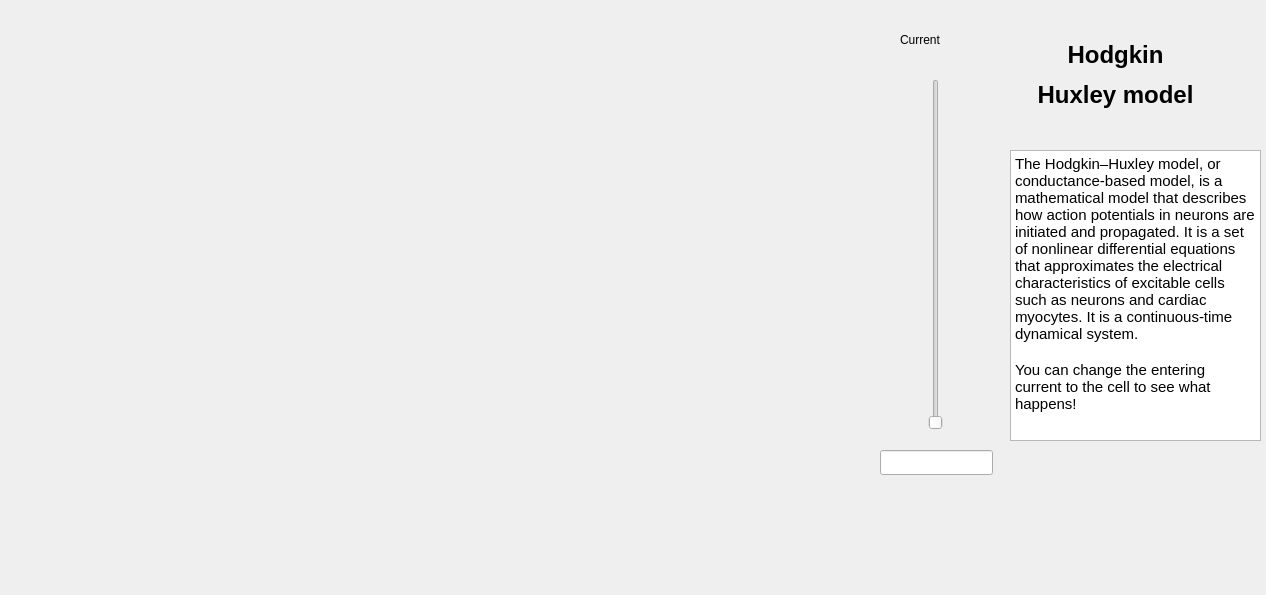
The window that Software/final version/Tabs/Dynamical_systems/neuron_models/Huxly/Implementation/main.ui (alifele/Neuro-Land) describes before a commit, drawn with Qt 5.
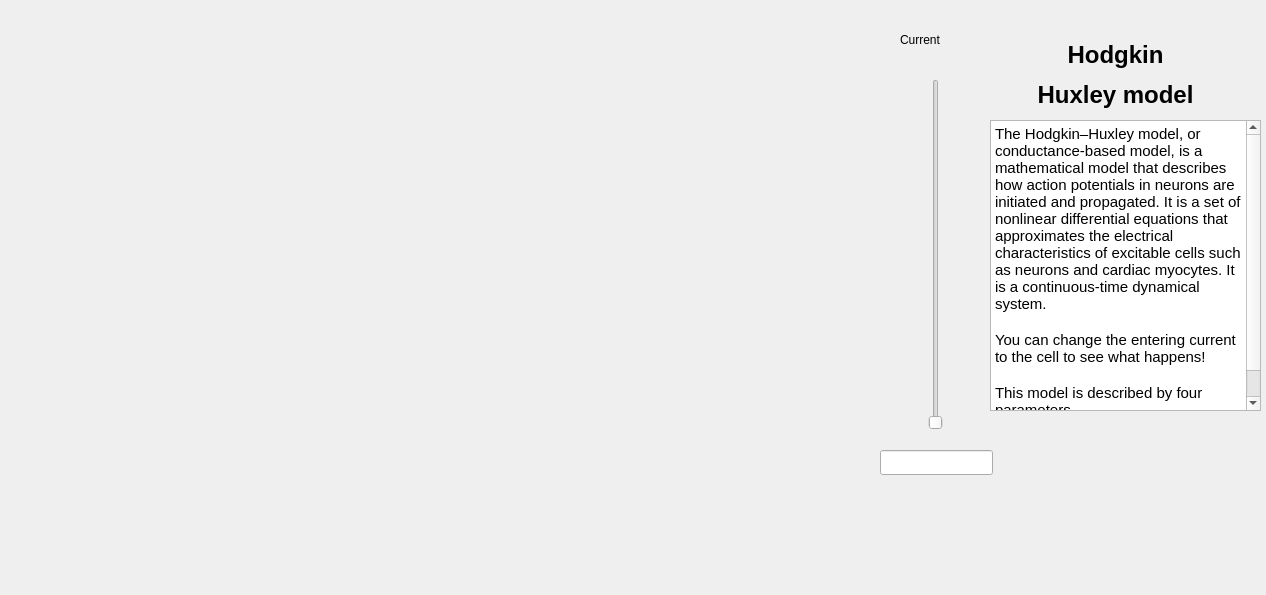
The same window after the commit. Custom widgets are drawn as their Qt base class.

```diff
--- a/Software/final version/Tabs/Dynamical_systems/neuron_models/Huxly/Implementation/main.ui
+++ b/Software/final version/Tabs/Dynamical_systems/neuron_models/Huxly/Implementation/main.ui
@@ -52,9 +52,9 @@
   <widget class="QTextBrowser" name="textBrowser">
    <property name="geometry">
     <rect>
-     <x>1010</x>
-     <y>150</y>
-     <width>251</width>
+     <x>990</x>
+     <y>120</y>
+     <width>271</width>
      <height>291</height>
     </rect>
    </property>
@@ -66,6 +66,8 @@
 &lt;p style=&quot; margin-top:0px; margin-bottom:0px; margin-left:0px; margin-right:0px; -qt-block-indent:0; text-indent:0px;&quot;&gt;The Hodgkin–Huxley model, or conductance-based model, is a mathematical model that describes how action potentials in neurons are initiated and propagated. It is a set of nonlinear differential equations that approximates the electrical characteristics of excitable cells such as neurons and cardiac myocytes. It is a continuous-time dynamical system. &lt;/p&gt;
 &lt;p style=&quot;-qt-paragraph-type:empty; margin-top:0px; margin-bottom:0px; margin-left:0px; margin-right:0px; -qt-block-indent:0; text-indent:0px;&quot;&gt;&lt;br /&gt;&lt;/p&gt;
 &lt;p style=&quot; margin-top:0px; margin-bottom:0px; margin-left:0px; margin-right:0px; -qt-block-indent:0; text-indent:0px;&quot;&gt;You can change the entering current to the cell to see what happens!&lt;/p&gt;
+&lt;p style=&quot;-qt-paragraph-type:empty; margin-top:0px; margin-bottom:0px; margin-left:0px; margin-right:0px; -qt-block-indent:0; text-indent:0px;&quot;&gt;&lt;br /&gt;&lt;/p&gt;
+&lt;p style=&quot; margin-top:0px; margin-bottom:0px; margin-left:0px; margin-right:0px; -qt-block-indent:0; text-indent:0px;&quot;&gt;This model is described by four parameters&lt;/p&gt;
 &lt;p style=&quot;-qt-paragraph-type:empty; margin-top:0px; margin-bottom:0px; margin-left:0px; margin-right:0px; -qt-block-indent:0; text-indent:0px;&quot;&gt;&lt;br /&gt;&lt;/p&gt;&lt;/body&gt;&lt;/html&gt;</string>
    </property>
   </widget>
```
